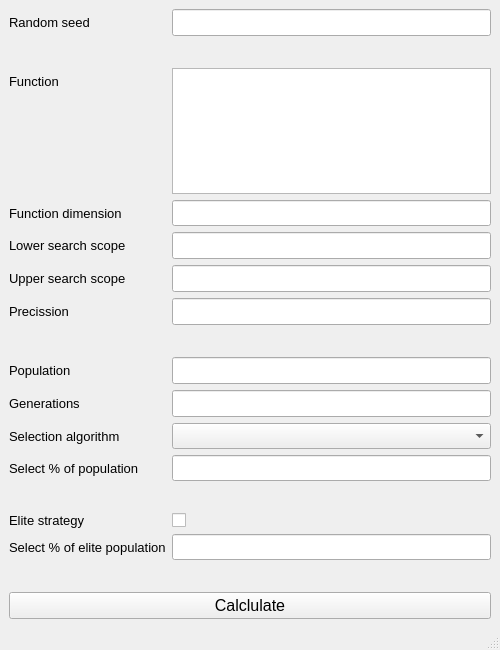
The window that App/MainDashboard/_src/mainwindow.ui (Corel-Cormen/ClassicGenAlgo) describes before a commit, drawn with Qt 5.
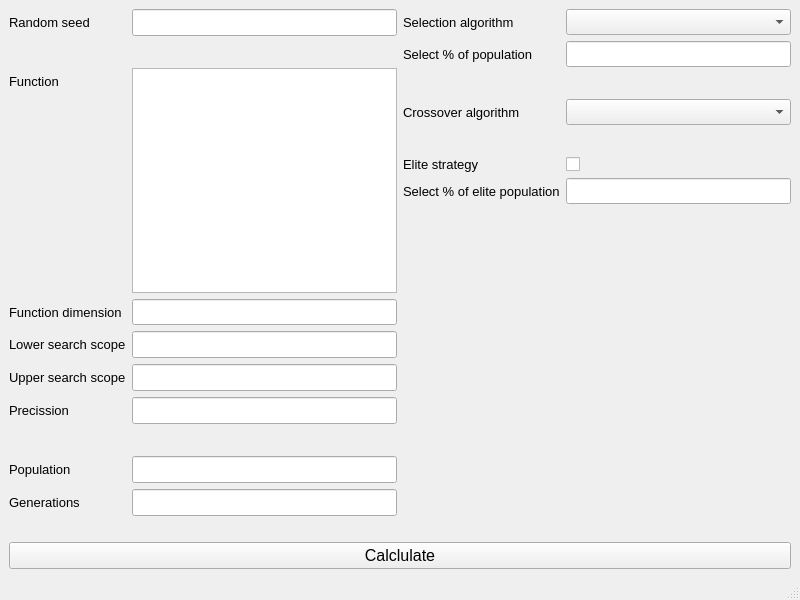
The same window after the commit.

Commit message: Crossover base impl

```diff
--- a/App/MainDashboard/_src/mainwindow.ui
+++ b/App/MainDashboard/_src/mainwindow.ui
@@ -6,14 +6,14 @@
    <rect>
     <x>0</x>
     <y>0</y>
-    <width>500</width>
-    <height>650</height>
+    <width>800</width>
+    <height>600</height>
    </rect>
   </property>
   <property name="minimumSize">
    <size>
-    <width>500</width>
-    <height>500</height>
+    <width>800</width>
+    <height>600</height>
    </size>
   </property>
   <property name="windowTitle">
@@ -22,6 +22,8 @@
   <widget class="QWidget" name="centralwidget">
    <layout class="QVBoxLayout" name="verticalLayout">
     <item>
+     <layout class="QHBoxLayout" name="horizontalLayout">
+      <item>
      <layout class="QFormLayout" name="formLayout">
       <item row="0" column="0">
        <widget class="QLabel" name="label">
@@ -255,7 +257,11 @@
         </property>
        </widget>
       </item>
-      <item row="10" column="0">
+       </layout>
+      </item>
+      <item>
+       <layout class="QFormLayout" name="formLayout_2">
+        <item row="0" column="0">
        <widget class="QLabel" name="label_9">
         <property name="font">
          <font>
@@ -267,7 +273,7 @@
         </property>
        </widget>
       </item>
-      <item row="10" column="1">
+        <item row="0" column="1">
        <widget class="QComboBox" name="selectAlgoNameComboBox">
         <property name="font">
          <font>
@@ -276,33 +282,7 @@
         </property>
        </widget>
       </item>
-      <item row="15" column="0">
-       <spacer name="horizontalSpacer_5">
-        <property name="orientation">
-         <enum>Qt::Orientation::Horizontal</enum>
-        </property>
-        <property name="sizeHint" stdset="0">
-         <size>
-          <width>40</width>
-          <height>20</height>
-         </size>
-        </property>
-       </spacer>
-      </item>
-      <item row="15" column="1">
-       <spacer name="horizontalSpacer_6">
-        <property name="orientation">
-         <enum>Qt::Orientation::Horizontal</enum>
-        </property>
-        <property name="sizeHint" stdset="0">
-         <size>
-          <width>40</width>
-          <height>20</height>
-         </size>
-        </property>
-       </spacer>
-      </item>
-      <item row="11" column="0">
+        <item row="1" column="0">
        <widget class="QLabel" name="label_10">
         <property name="font">
          <font>
@@ -314,7 +294,7 @@
         </property>
        </widget>
       </item>
-      <item row="11" column="1">
+        <item row="1" column="1">
        <widget class="QLineEdit" name="selectAlgoPopulationPercentLine">
         <property name="font">
          <font>
@@ -323,19 +303,7 @@
         </property>
        </widget>
       </item>
-      <item row="13" column="0">
-       <widget class="QLabel" name="label_11">
-        <property name="font">
-         <font>
-          <pointsize>10</pointsize>
-         </font>
-        </property>
-        <property name="text">
-         <string>Elite strategy</string>
-        </property>
-       </widget>
-      </item>
-      <item row="13" column="1">
+        <item row="5" column="1">
        <widget class="QCheckBox" name="eliteStrategyCheckBox">
         <property name="font">
          <font>
@@ -347,7 +315,54 @@
         </property>
        </widget>
       </item>
-      <item row="14" column="0">
+        <item row="5" column="0">
+         <widget class="QLabel" name="label_11">
+          <property name="font">
+           <font>
+            <pointsize>10</pointsize>
+           </font>
+          </property>
+          <property name="text">
+           <string>Elite strategy</string>
+          </property>
+         </widget>
+        </item>
+        <item row="4" column="1">
+         <spacer name="horizontalSpacer_6">
+          <property name="orientation">
+           <enum>Qt::Orientation::Horizontal</enum>
+          </property>
+          <property name="sizeHint" stdset="0">
+           <size>
+            <width>40</width>
+            <height>20</height>
+           </size>
+          </property>
+         </spacer>
+        </item>
+        <item row="4" column="0">
+         <spacer name="horizontalSpacer_5">
+          <property name="orientation">
+           <enum>Qt::Orientation::Horizontal</enum>
+          </property>
+          <property name="sizeHint" stdset="0">
+           <size>
+            <width>40</width>
+            <height>20</height>
+           </size>
+          </property>
+         </spacer>
+        </item>
+        <item row="6" column="1">
+         <widget class="QLineEdit" name="elitePopulationLine">
+          <property name="font">
+           <font>
+            <pointsize>11</pointsize>
+           </font>
+          </property>
+         </widget>
+        </item>
+        <item row="6" column="0">
        <widget class="QLabel" name="label_12">
         <property name="font">
          <font>
@@ -359,29 +374,7 @@
         </property>
        </widget>
       </item>
-      <item row="14" column="1">
-       <widget class="QLineEdit" name="elitePopulationLine">
-        <property name="font">
-         <font>
-          <pointsize>11</pointsize>
-         </font>
-        </property>
-       </widget>
-      </item>
-      <item row="12" column="0">
-       <spacer name="horizontalSpacer_7">
-        <property name="orientation">
-         <enum>Qt::Orientation::Horizontal</enum>
-        </property>
-        <property name="sizeHint" stdset="0">
-         <size>
-          <width>40</width>
-          <height>20</height>
-         </size>
-        </property>
-       </spacer>
-      </item>
-      <item row="12" column="1">
+        <item row="2" column="0">
        <spacer name="horizontalSpacer_8">
         <property name="orientation">
          <enum>Qt::Orientation::Horizontal</enum>
@@ -394,7 +387,56 @@
         </property>
        </spacer>
       </item>
-     </layout>
+        <item row="2" column="1">
+         <spacer name="horizontalSpacer_9">
+          <property name="orientation">
+           <enum>Qt::Orientation::Horizontal</enum>
+          </property>
+          <property name="sizeHint" stdset="0">
+           <size>
+            <width>40</width>
+            <height>20</height>
+           </size>
+          </property>
+         </spacer>
+        </item>
+        <item row="3" column="0">
+         <widget class="QLabel" name="label_13">
+          <property name="font">
+           <font>
+            <pointsize>10</pointsize>
+           </font>
+          </property>
+          <property name="text">
+           <string>Crossover algorithm</string>
+          </property>
+         </widget>
+        </item>
+        <item row="3" column="1">
+         <widget class="QComboBox" name="crossoverAlgoComboBox">
+          <property name="font">
+           <font>
+            <pointsize>11</pointsize>
+           </font>
+          </property>
+         </widget>
+        </item>
+       </layout>
+      </item>
+     </layout>
+    </item>
+    <item>
+     <spacer name="horizontalSpacer_7">
+      <property name="orientation">
+       <enum>Qt::Orientation::Horizontal</enum>
+      </property>
+      <property name="sizeHint" stdset="0">
+       <size>
+        <width>40</width>
+        <height>20</height>
+       </size>
+      </property>
+     </spacer>
     </item>
     <item>
      <widget class="QPushButton" name="startCalcButton">
```
Left out of the diff: 2 changed lines with no effect on the pictures. Lines whose indentation alone changed are shown as unchanged. The commit also changes 13 other files.
